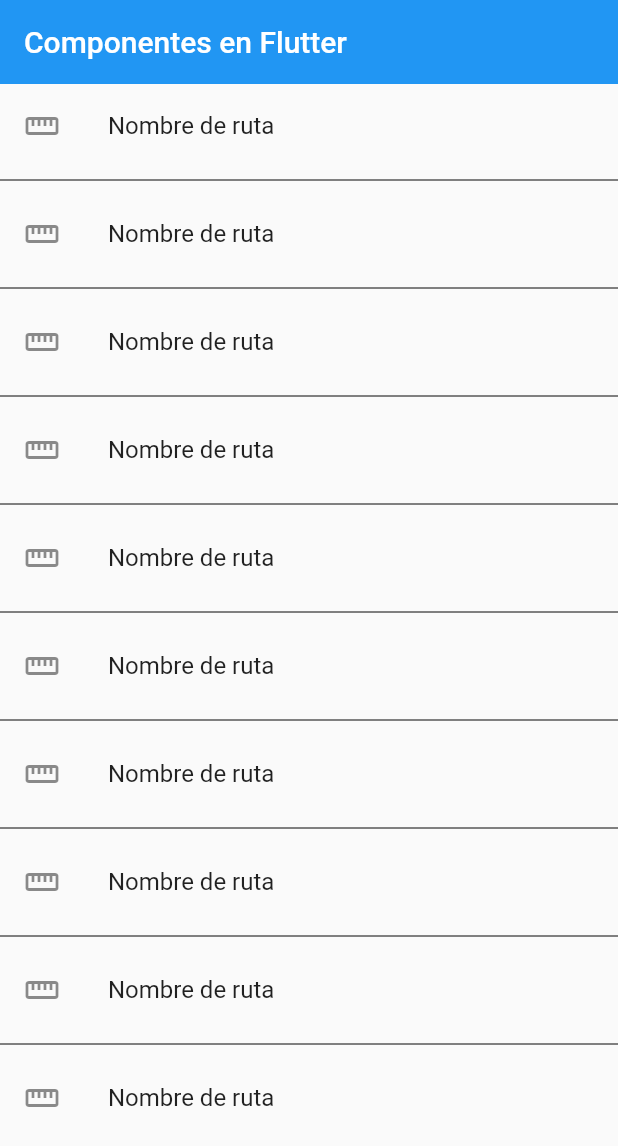
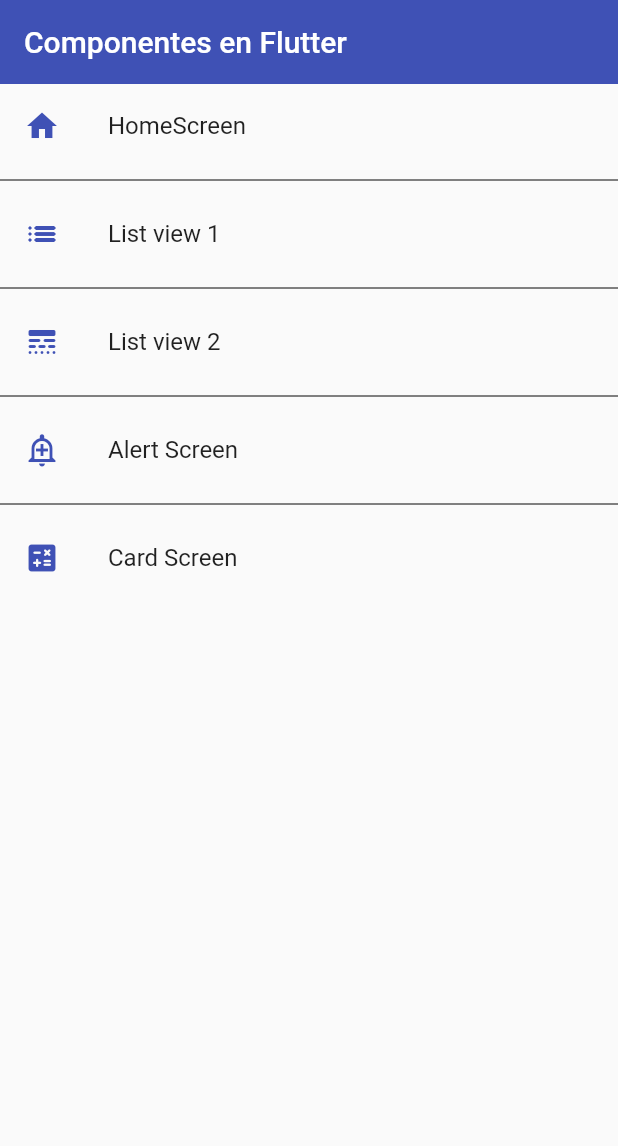
Before and after one commit to Danimlisto16/flutterProjects, a Flutter app: the screen it shows after launch, on a phone screen of 412 x 824 dp. Shown: the top 1146 px of the screen. Run offline on Flutter 3.47's test engine with Material 2 defaults, Android fonts, the phone set to English and light mode, and no system bars.

Commit message:
custom card widget and attributes dev succesfully

```diff
--- a/fl_components/fl_components/lib/main.dart
+++ b/fl_components/fl_components/lib/main.dart
@@ -1,5 +1,7 @@
+export 'package:flutter/material.dart';
 
 import 'package:fl_components/screens/screens.dart';
+import 'package:fl_components/theme/app_theme.dart';
 
 void main() => runApp(MyApp());
 
@@ -11,9 +13,10 @@ class MyApp extends StatelessWidget {
       title: 'Material App',
       //home: const AlertScreen(),
       initialRoute: AppRoutes.initialRoute,
-      routes: AppRoutes.routes,
+      routes: AppRoutes.getAppRoutes(),
 
       onGenerateRoute: AppRoutes.OnGenerateRoute,
+      theme: AppTheme.lightTheme,
     );
   }
 }
--- /dev/null
+++ b/fl_components/fl_components/lib/models/menu_option.dart
@@ -0,0 +1,14 @@
+import 'package:flutter/material.dart' show IconData, Widget;
+
+class MenuOption {
+  final String route;
+  final IconData icon;
+  final String name;
+  final Widget screen;
+
+  MenuOption({
+      required this.route,
+      required this.icon,
+      required this.name,
+      required this.screen});
+}
--- a/fl_components/fl_components/lib/router/app_routes.dart
+++ b/fl_components/fl_components/lib/router/app_routes.dart
@@ -1,20 +1,56 @@
+import 'package:fl_components/models/menu_option.dart';
 import 'package:fl_components/screens/screens.dart';
 
 class AppRoutes {
   static const initialRoute = 'home';
+  static final menuOptions = <MenuOption>[
+    MenuOption(
+        route: 'home',
+        icon: Icons.home,
+        name: 'HomeScreen',
+        screen: const HomeScreen()),
+    MenuOption(
+        route: 'listview1',
+        icon: Icons.list_rounded,
+        name: 'List view 1',
+        screen: const Listview1Screen()),
+    MenuOption(
+        route: 'listview2',
+        icon: Icons.line_style_rounded,
+        name: 'List view 2',
+        screen: const Listview2Screen()),
+    MenuOption(
+        route: 'alert',
+        icon: Icons.add_alert_outlined,
+        name: 'Alert Screen',
+        screen: const AlertScreen()),
+    MenuOption(
+        route: 'card',
+        icon: Icons.calculate_rounded,
+        name: 'Card Screen',
+        screen: const CardScreen())
+  ];
 
-  static Map<String, Widget Function(BuildContext context)> routes = {
-    'home': (BuildContext context) => const HomeScreen(),
-    'listview1': (BuildContext context) => const Listview1Screen(),
-    'listview2': (BuildContext context) => const Listview2Screen(),
-    'alert': (BuildContext context) => const AlertScreen(),
-    'card': (BuildContext context) => const CardScreen(),
-  };
+  static Map<String, Widget Function(BuildContext context)> getAppRoutes() {
+    Map<String, Widget Function(BuildContext context)> appRoutes = {};
+
+    for (final option in menuOptions) {
+      //clave para anadir todas las rutas a la approutes
+      appRoutes.addAll({option.route: (BuildContext context) => option.screen});
+    }
+
+    return appRoutes;
+  }
+
+  // static Map<String, Widget Function(BuildContext context)> routes = {
+  //   'home': (BuildContext context) => const HomeScreen(),
+  //   'listview1': (BuildContext context) => const Listview1Screen(),
+  //   'listview2': (BuildContext context) => const Listview2Screen(),
+  //   'alert': (BuildContext context) => const AlertScreen(),
+  //   'card': (BuildContext context) => const CardScreen(),
+  // };
 
   static Route<dynamic> OnGenerateRoute(RouteSettings settings) {
-    return MaterialPageRoute(
-      builder:
-      (context) => const AlertScreen()
-    );
+    return MaterialPageRoute(builder: (context) => const AlertScreen());
   }
 }
--- a/fl_components/fl_components/lib/screens/home_screen.dart
+++ b/fl_components/fl_components/lib/screens/home_screen.dart
@@ -1,27 +1,29 @@
 import 'package:fl_components/screens/screens.dart';
-import 'package:flutter/material.dart';
+import 'package:fl_components/theme/app_theme.dart';
+export 'package:flutter/material.dart';
 
 class HomeScreen extends StatelessWidget {
   const HomeScreen({Key? key}) : super(key: key);
 
   @override
   Widget build(BuildContext context) {
+    final menuOptions = AppRoutes.menuOptions;
+
     return Scaffold(
       appBar: AppBar(
         title: const Text("Componentes en Flutter"),
         elevation: 0.0,
       ),
       body: ListView.separated(
-        itemCount: 10,
+        itemCount: AppRoutes.menuOptions.length,
         itemBuilder: (context, index) => ListTile(
-          title: const Text("Nombre de ruta"),
-          leading: const Icon(Icons.straighten),
+          title: Text(menuOptions[index].name),
+          leading: Icon(
+            menuOptions[index].icon,
+            color: AppTheme.primary,
+          ),
           onTap: () {
-            //final route = MaterialPageRoute(
-            //  builder: (context) => const Listview1Screen(),
-            //);
-
-            Navigator.pushNamed(context, AppRoutes.initialRoute);
+            Navigator.pushNamed(context, menuOptions[index].route);
           },
         ),
         separatorBuilder: (_, __) =>
--- a/fl_components/fl_components/lib/screens/listview2_screen.dart
+++ b/fl_components/fl_components/lib/screens/listview2_screen.dart
@@ -22,8 +22,7 @@ class Listview2Screen extends StatelessWidget {
     return Scaffold(
       appBar: AppBar(
         title: const Text("ListView Tipo 2"),
-        elevation: 10.0,
-        backgroundColor: Colors.indigo,
+        elevation: 0.0,
       ),
       body: ListView.separated(
         itemCount: options.length,
--- a/fl_components/fl_components/lib/screens/screens.dart
+++ b/fl_components/fl_components/lib/screens/screens.dart
@@ -1,4 +1,3 @@
-export 'package:flutter/material.dart';
 export 'package:fl_components/screens/home_screen.dart';
 export 'package:fl_components/screens/card_screen.dart';
 export 'package:fl_components/screens/alert_screen.dart';
--- /dev/null
+++ b/fl_components/fl_components/lib/theme/app_theme.dart
@@ -0,0 +1,25 @@
+import 'package:fl_components/screens/screens.dart';
+
+class AppTheme {
+  static const Color primary = Colors.indigo;
+
+  static final ThemeData lightTheme = ThemeData.light().copyWith(
+    //primary color
+    primaryColor: primary,
+
+    //appBar Theme
+    appBarTheme: const AppBarTheme(color: primary, elevation: 0),
+
+    //button theme
+    buttonTheme: const ButtonThemeData(buttonColor: primary,),
+
+    //textbutton theme
+    textButtonTheme:  TextButtonThemeData(
+        style: TextButton.styleFrom(
+                foregroundColor: Colors.green
+              ),
+
+    )
+
+  );
+}
--- /dev/null
+++ b/fl_components/fl_components/lib/widgets/widgets.dart
@@ -0,0 +1,2 @@
+export 'package:fl_components/widgets/custom_card_type_1.dart';
+export 'package:fl_components/widgets/custom_card_type_2.dart';
```
Also changed, not shown: fl_components/fl_components/lib/screens/card_screen.dart (+27 -3 lines), fl_components/fl_components/lib/widgets/custom_card_type_1.dart (added, +46 -0 lines), fl_components/fl_components/lib/widgets/custom_card_type_2.dart (added, +42 -0 lines), fl_components/fl_components/lib/models/models.dart (added).
